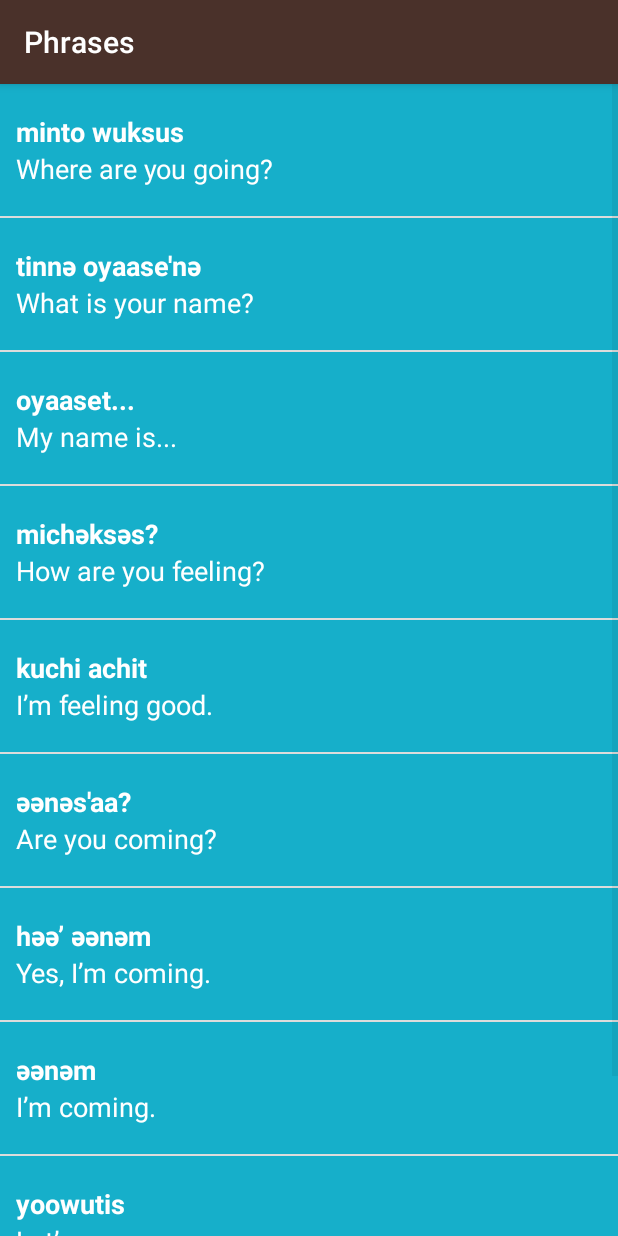
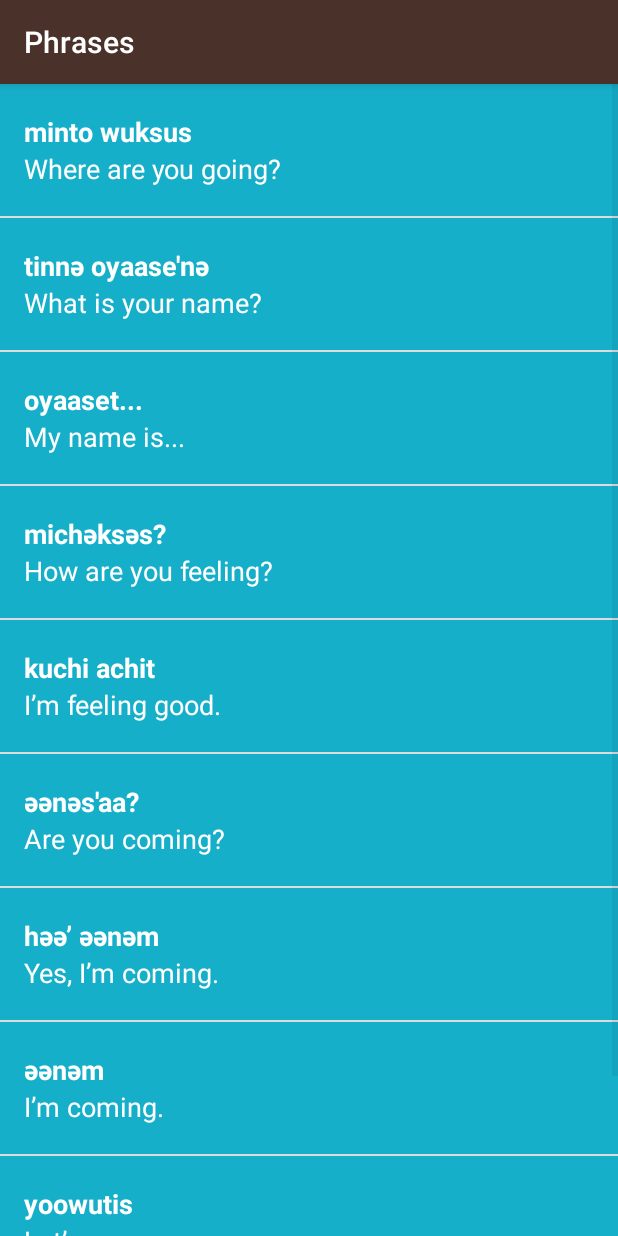
Before and after one commit to vds89/Miwoki, an Android app: the PhraseActivity screen opened directly, with no data from a screen before it, on a phone screen of 412 x 824 dp. Run offline under Robolectric (Android 15) with nearby library versions, the light colour scheme and no system bars.

```diff
--- a/app/src/main/java/com/example/android/miwok/ColorsActivity.java
+++ b/app/src/main/java/com/example/android/miwok/ColorsActivity.java
@@ -31,14 +31,13 @@
         // This list item layout contains a single {@link TextView}, which the adapter will set to
         // display a single word.
         WordAdapter adapter =
-                new WordAdapter(this, words);
+                new WordAdapter(this, words, R.color.category_colors);
 
         // Find the {@link ListView} object in the view hierarchy of the {@link Activity}.
         // There should be a {@link ListView} with the view ID called list, which is declared in the
         // activity_numbers.xml layout file.
         ListView listView = (ListView) findViewById(R.id.list);
 
-        listView.setBackgroundColor(getResources().getColor(R.color.category_colors));
         // Make the {@link ListView} use the {@link ArrayAdapter} we created above, so that the
         // {@link ListView} will display list items for each word in the list of words.
         // Do this by calling the setAdapter method on the {@link ListView} object and pass in
--- a/app/src/main/java/com/example/android/miwok/FamilyActivity.java
+++ b/app/src/main/java/com/example/android/miwok/FamilyActivity.java
@@ -31,15 +31,12 @@
         // This list item layout contains a single {@link TextView}, which the adapter will set to
         // display a single word.
         WordAdapter adapter =
-                new WordAdapter(this, words);
+                new WordAdapter(this, words, R.color.category_family);
 
         // Find the {@link ListView} object in the view hierarchy of the {@link Activity}.
         // There should be a {@link ListView} with the view ID called list, which is declared in the
         // activity_numbers.xml layout file.
         ListView listView = (ListView) findViewById(R.id.list);
-
-        //set list background color
-        listView.setBackgroundColor(getResources().getColor(R.color.category_family));
 
         // Make the {@link ListView} use the {@link ArrayAdapter} we created above, so that the
         // {@link ListView} will display list items for each word in the list of words.
--- a/app/src/main/java/com/example/android/miwok/NumbersActivity.java
+++ b/app/src/main/java/com/example/android/miwok/NumbersActivity.java
@@ -31,15 +31,13 @@
         // This list item layout contains a single {@link TextView}, which the adapter will set to
         // display a single word.
         WordAdapter adapter =
-                new WordAdapter(this, words);
+                new WordAdapter(this, words, R.color.category_numbers);
 
         // Find the {@link ListView} object in the view hierarchy of the {@link Activity}.
         // There should be a {@link ListView} with the view ID called list, which is declared in the
         // word_list.xml layout file.
         ListView listView = (ListView) findViewById(R.id.list);
 
-        //set list background color
-        listView.setBackgroundColor(getResources().getColor(R.color.category_numbers));
 
         // Make the {@link ListView} use the {@link ArrayAdapter} we created above, so that the
         // {@link ListView} will display list items for each word in the list of words.
--- a/app/src/main/java/com/example/android/miwok/PhraseActivity.java
+++ b/app/src/main/java/com/example/android/miwok/PhraseActivity.java
@@ -31,7 +31,7 @@
         // This list item layout contains a single {@link TextView}, which the adapter will set to
         // display a single word.
         WordAdapter adapter =
-                new WordAdapter(this, words);
+                new WordAdapter(this, words, R.color.category_phrases);
 
         // Find the {@link ListView} object in the view hierarchy of the {@link Activity}.
         // There should be a {@link ListView} with the view ID called list, which is declared in the
--- a/app/src/main/java/com/example/android/miwok/WordAdapter.java
+++ b/app/src/main/java/com/example/android/miwok/WordAdapter.java
@@ -2,6 +2,7 @@
 
 import android.app.Activity;
 import android.content.Context;
+import android.support.v4.content.ContextCompat;
 import android.view.LayoutInflater;
 import android.view.View;
 import android.view.ViewGroup;
@@ -31,13 +32,16 @@
     // Convert the dps to pixels, based on density scale
     int mGestureThreshold = (int) (GESTURE_THRESHOLD_DP * scale + 0.5f);
 
+    private int mColorResourceId;
 
-    public WordAdapter(Activity context, ArrayList<Word> wordAdapter) {
+
+    public WordAdapter(Activity context, ArrayList<Word> wordAdapter, int ColorResourceId) {
         // Here, we initialize the ArrayAdapter's internal storage for the context and the list.
         // the second argument is used when the ArrayAdapter is populating a single TextView.
         // Because this is a custom adapter for two TextViews and an ImageView, the adapter is not
         // going to use this second argument, so it can be any value. Here, we used 0.
         super(context, 0, wordAdapter);
+        mColorResourceId = ColorResourceId;
     }
 
     @Override
@@ -49,7 +53,7 @@
                     R.layout.list_item, parent, false);
         }
 
-        // Get the {@link AndroidFlavor} object located at this position in the list
+        // Get the {@link Word} object located at this position in the list
         Word currentWord = getItem(position);
 
         // Find the TextView in the list_item.xml layout with the ID defaultTranslation
@@ -58,13 +62,17 @@
         // set this text on the name TextView
         defaultTextView.setText(currentWord.getDefaultTranslation());
 
+
         // Find the TextView in the list_item.xml layout with the ID miwokTranslation
         TextView miwokTextView = (TextView) listItemView.findViewById(R.id.miwok_text_view);
         // Get the miwok translation from the current Word object and
         // set this text on the number TextView
         miwokTextView.setText(currentWord.getMiwokTranslation());
+
         // Find the ImageView in the list_item.xml layout with the ID icon
         ImageView iconView = (ImageView) listItemView.findViewById(R.id.icon_view);
+
+
 
         if(currentWord.hasImage()) {
             // Get the icon image from the current Word object and
@@ -76,24 +84,17 @@
 
         }
         else {
-            // set to phrase miwok TextView a padding Left of 16dp
-            miwokTextView.setPadding(16,0,0,0);
-            // set to phrase miwok TextView an height of 44dp
-            miwokTextView.setHeight(mGestureThreshold);
-            // set to phrase default TextView a padding Left of 16dp
-            defaultTextView.setPadding(16,0,0,0);
-            // set to phrase default TextView an height of 44dp
-            defaultTextView.setHeight(mGestureThreshold);
-            // set phrase specific background color
-            miwokTextView.setBackgroundColor(getContext().getResources().getColor(R.color.category_phrases));
-            defaultTextView.setBackgroundColor(getContext().getResources().getColor(R.color.category_phrases));
-            //set color text as white
-            miwokTextView.setTextColor(getContext().getResources().getColor(R.color.white_text));
-            defaultTextView.setTextColor(getContext().getResources().getColor(R.color.white_text));
 
             iconView.setVisibility(View.GONE);
         }
 
+            // Set the theme color for the list item
+            View textContainer = listItemView.findViewById(R.id.text_container);
+            // Find the color that the resource ID maps to
+            int color = ContextCompat.getColor(getContext(), mColorResourceId);
+            // Set the background color of the text container View
+            textContainer.setBackgroundColor(color);
+
         return listItemView;
     }
 }
--- a/app/src/main/res/layout/list_item.xml
+++ b/app/src/main/res/layout/list_item.xml
@@ -17,7 +17,8 @@
         android:layout_width="match_parent"
         android:layout_height="wrap_content"
         android:orientation="vertical"
-        android:minHeight="@dimen/list_item_height">
+        android:minHeight="@dimen/list_item_height"
+        android:id="@+id/text_container">
 
         <TextView
             android:id="@+id/miwok_text_view"
```
Also changed, not shown: 20 other files.
